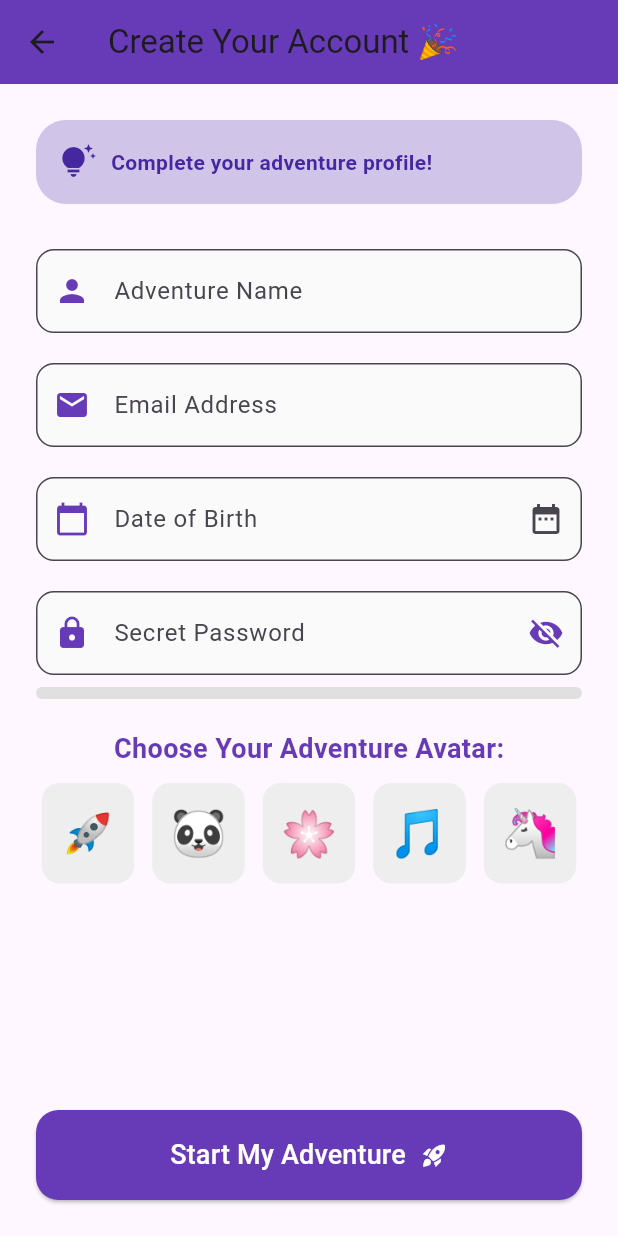
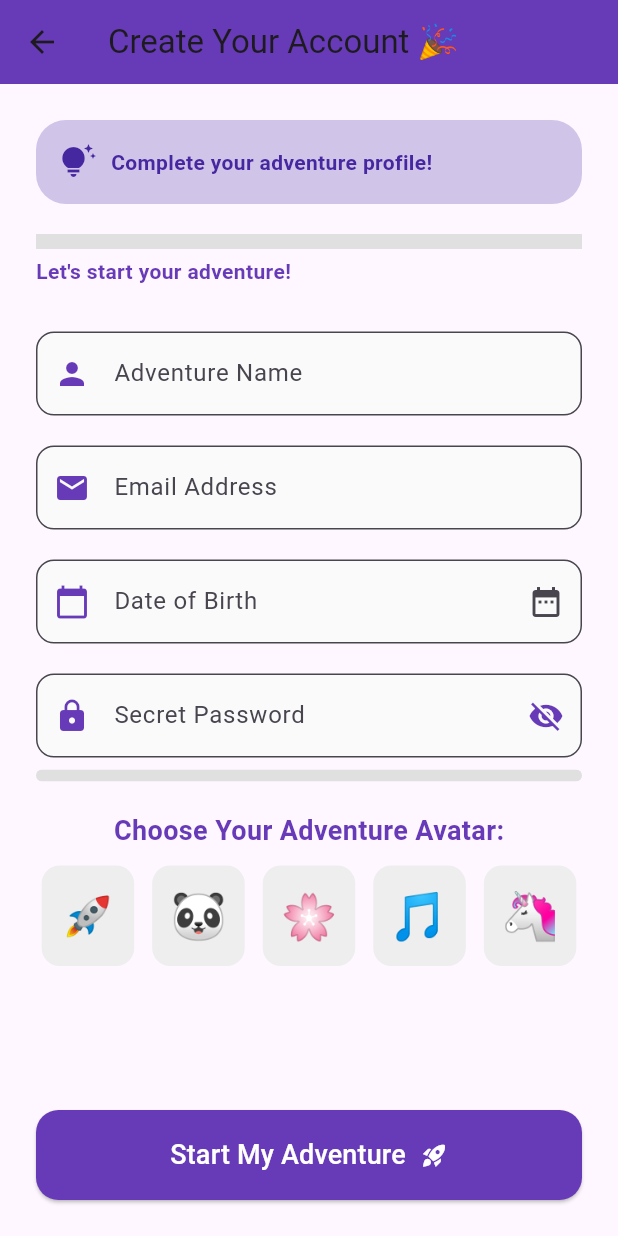
Before and after one commit to Lavanyathangaraj/mad_inclass_activity_13, a Flutter app: the SignupScreen screen opened directly, on a phone screen of 412 x 824 dp. Run offline on Flutter 3.47's test engine with Material 3 defaults, Android fonts, the phone set to English and light mode, and no system bars; our stand-ins replace animated_text_kit, confetti.

Commit message:
Adventure Progress Tracker

```diff
--- a/lib/main.dart
+++ b/lib/main.dart
@@ -141,9 +141,23 @@ class _SignupScreenState extends State<SignupScreen> {
   // Password Strength
   double _passwordStrength = 0;
 
+  // Adventure Progress Tracker
+  double _progress = 0; // 0.0 to 1.0
+  String _progressMessage = "Let's start your adventure!";
+
   // --- Avatar Selection ---
   final List<String> _avatars = ['🚀', '🐼', '🌸', '🎵', '🦄'];
   String? _selectedAvatar;
+
+  // Confetti Controller
+  late ConfettiController _confettiController;
+
+  @override
+  void initState() {
+    super.initState();
+    _confettiController =
+        ConfettiController(duration: const Duration(seconds: 2));
+  }
 
   @override
   void dispose() {
@@ -151,6 +165,7 @@ class _SignupScreenState extends State<SignupScreen> {
     _emailController.dispose();
     _passwordController.dispose();
     _dobController.dispose();
+    _confettiController.dispose();
     super.dispose();
   }
 
@@ -165,6 +180,7 @@ class _SignupScreenState extends State<SignupScreen> {
       setState(() {
         _dobController.text = "${picked.day}/${picked.month}/${picked.year}";
       });
+      _updateProgress();
     }
   }
 
@@ -182,6 +198,31 @@ class _SignupScreenState extends State<SignupScreen> {
     }
     setState(() {
       _passwordStrength = strength.clamp(0, 1);
+    });
+  }
+
+  void _updateProgress() {
+    double progress = 0;
+    if (_nameController.text.isNotEmpty) progress += 0.2;
+    if (_emailController.text.isNotEmpty) progress += 0.2;
+    if (_dobController.text.isNotEmpty) progress += 0.2;
+    if (_passwordController.text.isNotEmpty) progress += 0.2;
+    if (_selectedAvatar != null) progress += 0.2;
+
+    setState(() {
+      _progress = progress;
+      if (progress >= 1.0) {
+        _progressMessage = "🎉 Adventure Ready!";
+        _confettiController.play();
+      } else if (progress >= 0.75) {
+        _progressMessage = "Great! Almost there!";
+      } else if (progress >= 0.5) {
+        _progressMessage = "Halfway through! Keep going!";
+      } else if (progress >= 0.25) {
+        _progressMessage = "Good start! Adventure awaits!";
+      } else {
+        _progressMessage = "Let's start your adventure!";
+      }
     });
   }
 
@@ -242,6 +283,7 @@ class _SignupScreenState extends State<SignupScreen> {
                         children: [
                           Column(
                             children: [
+                              // Tip Container
                               AnimatedContainer(
                                 duration: const Duration(milliseconds: 500),
                                 curve: Curves.easeInOut,
@@ -267,8 +309,38 @@ class _SignupScreenState extends State<SignupScreen> {
                                   ],
                                 ),
                               ),
+                              const SizedBox(height: 20),
+
+                              // Adventure Progress Tracker
+                              Column(
+                                crossAxisAlignment: CrossAxisAlignment.start,
+                                children: [
+                                  LinearProgressIndicator(
+                                    value: _progress,
+                                    minHeight: 10,
+                                    backgroundColor: Colors.grey[300],
+                                    valueColor: AlwaysStoppedAnimation<Color>(
+                                      _progress < 0.25
+                                          ? Colors.red
+                                          : _progress < 0.5
+                                              ? Colors.orange
+                                              : _progress < 0.75
+                                                  ? Colors.yellow
+                                                  : Colors.green,
+                                    ),
+                                  ),
+                                  const SizedBox(height: 5),
+                                  Text(
+                                    _progressMessage,
+                                    style: const TextStyle(
+                                        color: Colors.deepPurple,
+                                        fontWeight: FontWeight.bold),
+                                  ),
+                                ],
+                              ),
                               const SizedBox(height: 30),
 
+                              // Adventure Name
                               _buildTextField(
                                 controller: _nameController,
                                 label: 'Adventure Name',
@@ -279,9 +351,11 @@ class _SignupScreenState extends State<SignupScreen> {
                                   }
                                   return null;
                                 },
+                                onChanged: (_) => _updateProgress(),
                               ),
                               const SizedBox(height: 20),
 
+                              // Email
                               _buildTextField(
                                 controller: _emailController,
                                 label: 'Email Address',
@@ -296,9 +370,11 @@ class _SignupScreenState extends State<SignupScreen> {
                                   }
                                   return null;
                                 },
+                                onChanged: (_) => _updateProgress(),
                               ),
                               const SizedBox(height: 20),
 
+                              // DOB
                               TextFormField(
                                 controller: _dobController,
                                 readOnly: true,
@@ -330,7 +406,10 @@ class _SignupScreenState extends State<SignupScreen> {
                               TextFormField(
                                 controller: _passwordController,
                                 obscureText: !_isPasswordVisible,
-                                onChanged: _checkPasswordStrength,
+                                onChanged: (value) {
+                                  _checkPasswordStrength(value);
+                                  _updateProgress();
+                                },
                                 decoration: InputDecoration(
                                   labelText: 'Secret Password',
                                   prefixIcon: const Icon(Icons.lock,
@@ -404,6 +483,7 @@ class _SignupScreenState extends State<SignupScreen> {
                                       setState(() {
                                         _selectedAvatar = avatar;
                                       });
+                                      _updateProgress();
                                     },
                                     child: AnimatedContainer(
                                       duration:
@@ -451,6 +531,7 @@ class _SignupScreenState extends State<SignupScreen> {
     required String label,
     required IconData icon,
     required String? Function(String?) validator,
+    required void Function(String) onChanged,
   }) {
     return TextFormField(
       controller: controller,
@@ -464,6 +545,7 @@ class _SignupScreenState extends State<SignupScreen> {
         fillColor: Colors.grey[50],
       ),
       validator: validator,
+      onChanged: onChanged,
     );
   }
 
```
